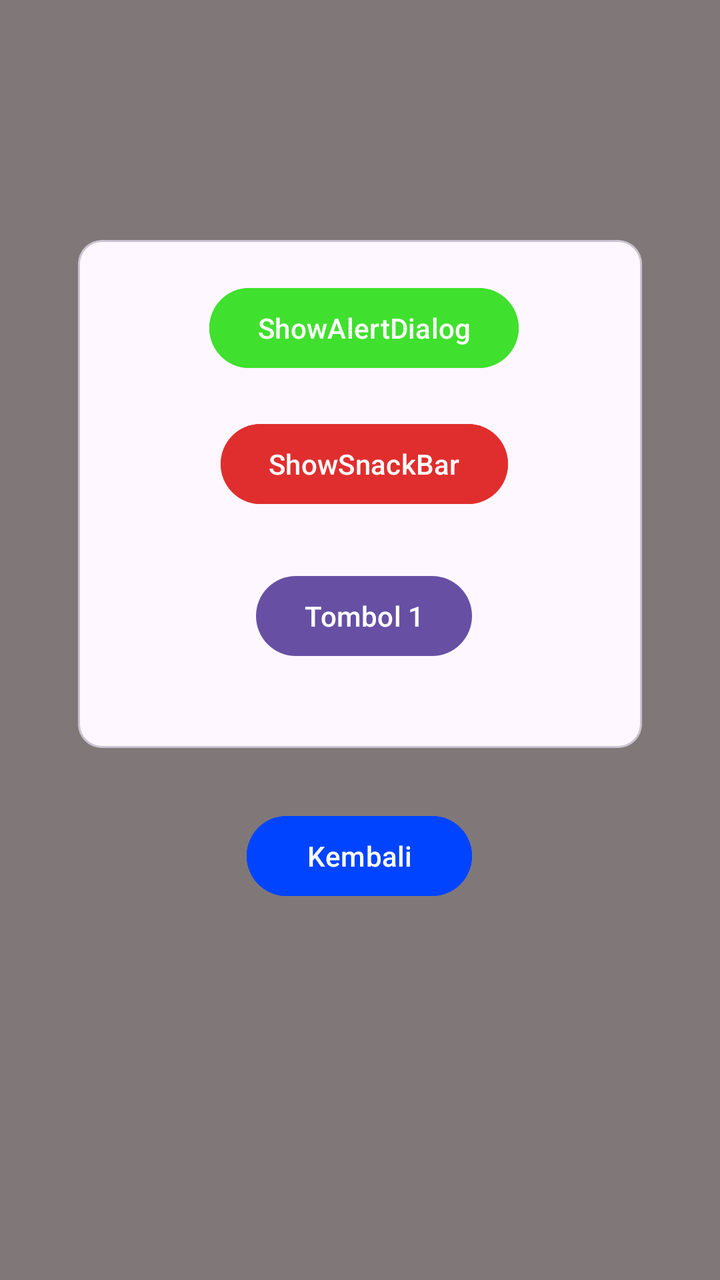
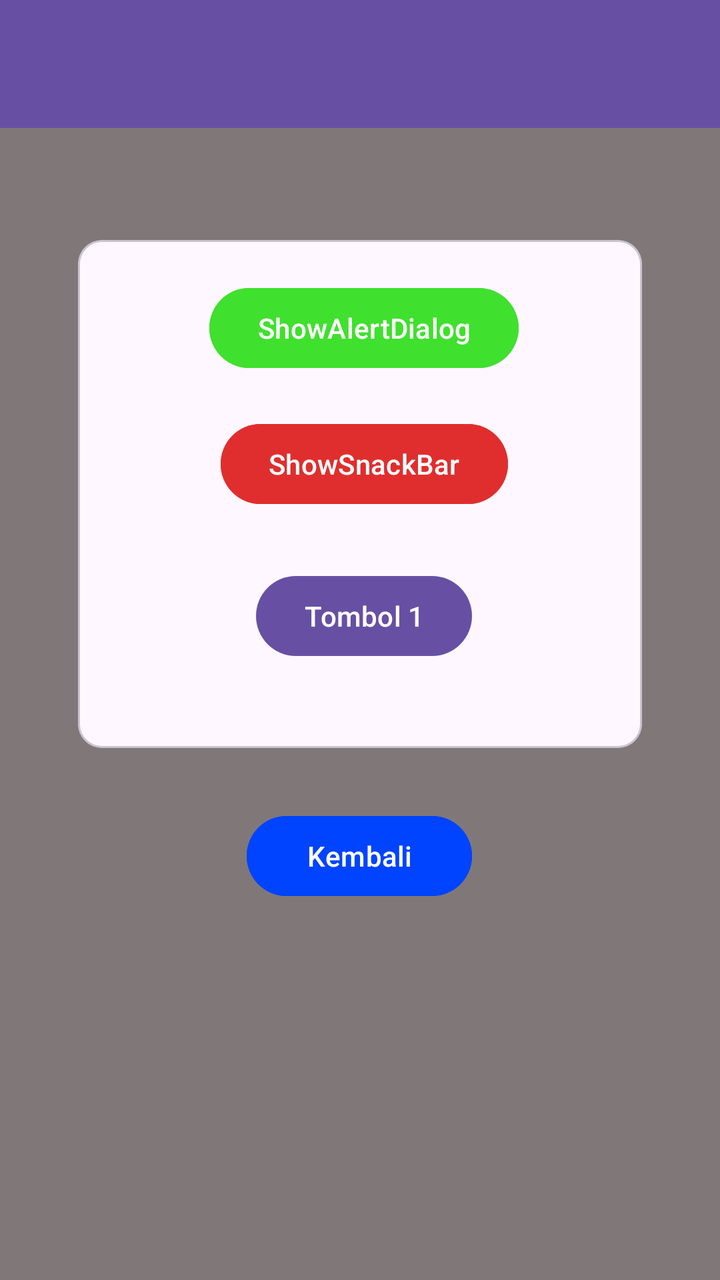

The first picture is an Android layout as it rendered before a commit; the second is the same layout after the commit. The layout source and the unified diff follow.
<!-- AndroidManifest.xml: application theme Theme.Aldo_TIE_Pertemuan3 -->
<!-- res/layout/activity_fourth.xml -->
<?xml version="1.0" encoding="utf-8"?>
<androidx.constraintlayout.widget.ConstraintLayout xmlns:android="http://schemas.android.com/apk/res/android"
    xmlns:app="http://schemas.android.com/apk/res-auto"
    xmlns:tools="http://schemas.android.com/tools"
    android:id="@+id/main"
    android:background="#807878"
    android:layout_width="match_parent"
    android:layout_height="match_parent"
    tools:context=".Pertemuan4.FourthActivity">


    <Button
        android:id="@+id/btnKembali"
        android:layout_width="wrap_content"
        android:layout_height="wrap_content"
        android:layout_marginTop="404dp"
        android:backgroundTint="@color/blue"
        android:paddingHorizontal="30dp"
        android:text="Kembali"
        app:layout_constraintEnd_toEndOf="parent"
        app:layout_constraintHorizontal_bias="0.498"
        app:layout_constraintStart_toStartOf="parent"
        app:layout_constraintTop_toTopOf="parent" />


    <com.google.android.material.card.MaterialCardView
        android:layout_width="282dp"
        android:layout_height="254dp"
        android:layout_marginTop="120dp"
        app:layout_constraintEnd_toEndOf="parent"
        app:layout_constraintStart_toStartOf="parent"
        app:layout_constraintTop_toTopOf="parent">

        <androidx.constraintlayout.widget.ConstraintLayout
            android:layout_width="246dp"
            android:layout_height="223dp"
            android:layout_margin="20dp">

            <Button
                android:id="@+id/btn1"
                android:layout_width="wrap_content"
                android:layout_height="wrap_content"
                android:layout_marginTop="28dp"
                android:text="Tombol 1"
                app:layout_constraintEnd_toEndOf="parent"
                app:layout_constraintStart_toStartOf="parent"
                app:layout_constraintTop_toBottomOf="@+id/btnShowSnackBar" />

            <Button
                android:id="@+id/btnShowAlertDialog"
                android:layout_width="wrap_content"
                android:layout_height="wrap_content"
                android:backgroundTint="#40E02E"
                android:text="ShowAlertDialog"
                app:layout_constraintEnd_toEndOf="parent"
                app:layout_constraintStart_toStartOf="parent"
                app:layout_constraintTop_toTopOf="parent" />

            <Button
                android:id="@+id/btnShowSnackBar"
                android:layout_width="wrap_content"
                android:layout_height="wrap_content"
                android:layout_marginTop="20dp"
                android:backgroundTint="#E02E2E"
                android:text="ShowSnackBar"
                app:layout_constraintEnd_toEndOf="parent"
                app:layout_constraintStart_toStartOf="parent"
                app:layout_constraintTop_toBottomOf="@+id/btnShowAlertDialog" />

        </androidx.constraintlayout.widget.ConstraintLayout>


    </com.google.android.material.card.MaterialCardView>
</androidx.constraintlayout.widget.ConstraintLayout>
<!-- resources referenced by this layout -->
<resources>
  <color name="blue">#0044FF</color>
  <style name="Theme.Aldo_TIE_Pertemuan3" parent="Base.Theme.Aldo_TIE_Pertemuan3" />
  <style name="Base.Theme.Aldo_TIE_Pertemuan3" parent="Theme.Material3.DayNight.NoActionBar">
          
          
      </style>
</resources>

<!-- the commit's change to res/layout/activity_fourth.xml (unified diff, before → after) -->
@@ -67,8 +67,21 @@
                 app:layout_constraintStart_toStartOf="parent"
                 app:layout_constraintTop_toBottomOf="@+id/btnShowAlertDialog" />
 
+
+
         </androidx.constraintlayout.widget.ConstraintLayout>
 
 
+
     </com.google.android.material.card.MaterialCardView>
+    <androidx.appcompat.widget.Toolbar
+        android:id="@+id/toolbar"
+        android:layout_width="match_parent"
+        android:layout_height="?attr/actionBarSize"
+        android:background="?attr/colorPrimary"
+        app:layout_constraintEnd_toEndOf="parent"
+        app:layout_constraintStart_toStartOf="parent"
+        app:layout_constraintTop_toTopOf="parent"
+        app:subtitleTextColor="@android:color/white"
+        app:titleTextColor="@android:color/white" />
 </androidx.constraintlayout.widget.ConstraintLayout>
